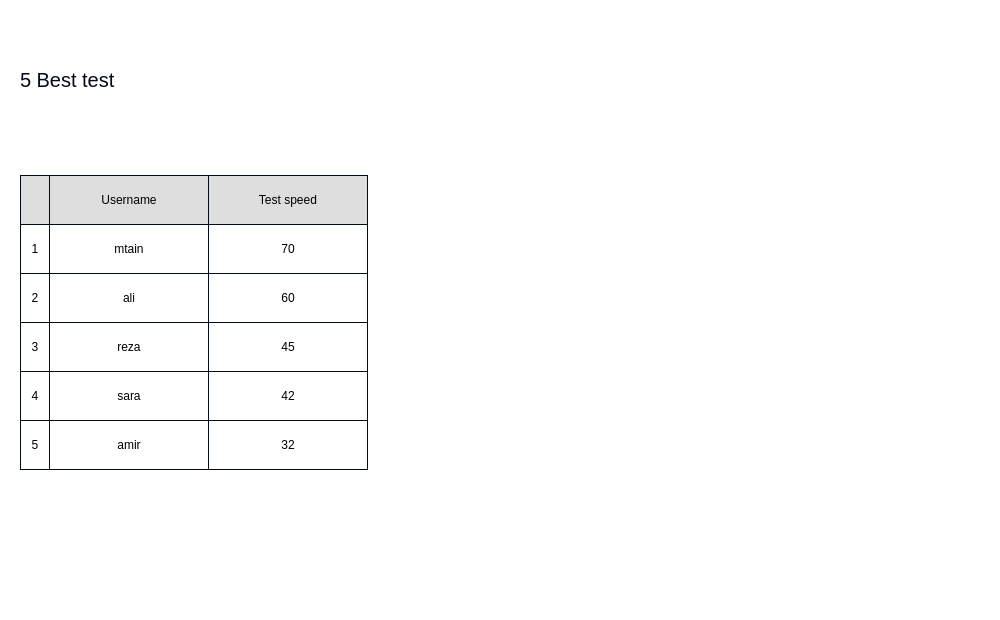
This is src/mainpage.ui in Matin-Ardestani/Type-online-app as Qt 5 draws it before an edit. The edited form follows.
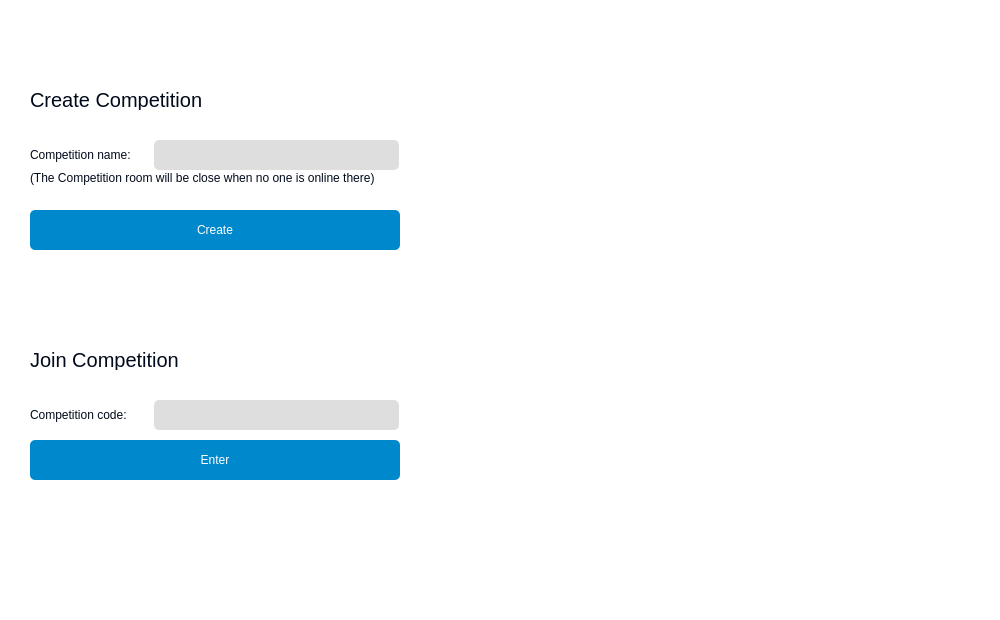
This is the edited form. Icons and pictures are not drawn.

The edit to the form file:
```diff
--- a/src/mainpage.ui
+++ b/src/mainpage.ui
@@ -137,7 +137,7 @@
      </rect>
     </property>
     <property name="currentIndex">
-     <number>2</number>
+     <number>3</number>
     </property>
     <widget class="QWidget" name="page_type">
      <widget class="QLabel" name="label_7">
@@ -1023,7 +1023,7 @@
         <string notr="true">colro: #010A1A; border:1px solid #010A1A; border-radius: 0px; background-color:#DEDEDE;</string>
        </property>
        <property name="text">
-        <string>Test speed</string>
+        <string>WPM</string>
        </property>
        <property name="alignment">
         <set>Qt::AlignCenter</set>
@@ -1450,6 +1450,238 @@
       </widget>
      </widget>
     </widget>
+    <widget class="QWidget" name="page_competitions">
+     <widget class="QLabel" name="ranking_title_2">
+      <property name="geometry">
+       <rect>
+        <x>20</x>
+        <y>70</y>
+        <width>501</width>
+        <height>20</height>
+       </rect>
+      </property>
+      <property name="font">
+       <font>
+        <family>Arial</family>
+        <pointsize>15</pointsize>
+        <weight>50</weight>
+        <bold>false</bold>
+       </font>
+      </property>
+      <property name="styleSheet">
+       <string notr="true">color: #010A1A;</string>
+      </property>
+      <property name="text">
+       <string>Create Competition</string>
+      </property>
+     </widget>
+     <widget class="QLabel" name="ranking_title_3">
+      <property name="geometry">
+       <rect>
+        <x>20</x>
+        <y>120</y>
+        <width>131</width>
+        <height>30</height>
+       </rect>
+      </property>
+      <property name="font">
+       <font>
+        <family>Arial</family>
+        <pointsize>9</pointsize>
+        <weight>50</weight>
+        <bold>false</bold>
+       </font>
+      </property>
+      <property name="styleSheet">
+       <string notr="true">color: #010A1A;</string>
+      </property>
+      <property name="text">
+       <string>Competition name:</string>
+      </property>
+     </widget>
+     <widget class="QLineEdit" name="username_en">
+      <property name="geometry">
+       <rect>
+        <x>144</x>
+        <y>120</y>
+        <width>245</width>
+        <height>30</height>
+       </rect>
+      </property>
+      <property name="font">
+       <font>
+        <family>Arial</family>
+        <pointsize>9</pointsize>
+       </font>
+      </property>
+      <property name="styleSheet">
+       <string notr="true">background-color: #DEDEDE; color: #010A1A;</string>
+      </property>
+     </widget>
+     <widget class="QLabel" name="ranking_title_4">
+      <property name="geometry">
+       <rect>
+        <x>20</x>
+        <y>150</y>
+        <width>501</width>
+        <height>16</height>
+       </rect>
+      </property>
+      <property name="font">
+       <font>
+        <family>Arial</family>
+        <pointsize>9</pointsize>
+        <weight>50</weight>
+        <bold>false</bold>
+       </font>
+      </property>
+      <property name="styleSheet">
+       <string notr="true">color: #010A1A;</string>
+      </property>
+      <property name="text">
+       <string>(The Competition room will be close when no one is online there)</string>
+      </property>
+     </widget>
+     <widget class="QPushButton" name="type_timer_4">
+      <property name="geometry">
+       <rect>
+        <x>20</x>
+        <y>190</y>
+        <width>370</width>
+        <height>40</height>
+       </rect>
+      </property>
+      <property name="font">
+       <font>
+        <family>Arial</family>
+        <pointsize>9</pointsize>
+       </font>
+      </property>
+      <property name="cursor">
+       <cursorShape>PointingHandCursor</cursorShape>
+      </property>
+      <property name="styleSheet">
+       <string notr="true">background-color: #0088CC; color: #FFFFFF;</string>
+      </property>
+      <property name="text">
+       <string>Create</string>
+      </property>
+     </widget>
+     <widget class="QLabel" name="ranking_title_5">
+      <property name="geometry">
+       <rect>
+        <x>20</x>
+        <y>330</y>
+        <width>421</width>
+        <height>20</height>
+       </rect>
+      </property>
+      <property name="font">
+       <font>
+        <family>Arial</family>
+        <pointsize>15</pointsize>
+        <weight>50</weight>
+        <bold>false</bold>
+       </font>
+      </property>
+      <property name="styleSheet">
+       <string notr="true">color: #010A1A;</string>
+      </property>
+      <property name="text">
+       <string>Join Competition</string>
+      </property>
+     </widget>
+     <widget class="QLabel" name="ranking_title_6">
+      <property name="geometry">
+       <rect>
+        <x>20</x>
+        <y>380</y>
+        <width>131</width>
+        <height>30</height>
+       </rect>
+      </property>
+      <property name="font">
+       <font>
+        <family>Arial</family>
+        <pointsize>9</pointsize>
+        <weight>50</weight>
+        <bold>false</bold>
+       </font>
+      </property>
+      <property name="styleSheet">
+       <string notr="true">color: #010A1A;</string>
+      </property>
+      <property name="text">
+       <string>Competition code:</string>
+      </property>
+     </widget>
+     <widget class="QLineEdit" name="username_en_2">
+      <property name="geometry">
+       <rect>
+        <x>144</x>
+        <y>380</y>
+        <width>245</width>
+        <height>30</height>
+       </rect>
+      </property>
+      <property name="font">
+       <font>
+        <family>Arial</family>
+        <pointsize>9</pointsize>
+       </font>
+      </property>
+      <property name="styleSheet">
+       <string notr="true">background-color: #DEDEDE; color: #010A1A;</string>
+      </property>
+      <property name="text">
+       <string/>
+      </property>
+     </widget>
+     <widget class="QPushButton" name="type_timer_5">
+      <property name="geometry">
+       <rect>
+        <x>20</x>
+        <y>420</y>
+        <width>370</width>
+        <height>40</height>
+       </rect>
+      </property>
+      <property name="font">
+       <font>
+        <family>Arial</family>
+        <pointsize>9</pointsize>
+       </font>
+      </property>
+      <property name="cursor">
+       <cursorShape>PointingHandCursor</cursorShape>
+      </property>
+      <property name="styleSheet">
+       <string notr="true">background-color: #0088CC; color: #FFFFFF;</string>
+      </property>
+      <property name="text">
+       <string>Enter</string>
+      </property>
+     </widget>
+     <widget class="QLabel" name="label_11">
+      <property name="geometry">
+       <rect>
+        <x>490</x>
+        <y>86</y>
+        <width>430</width>
+        <height>430</height>
+       </rect>
+      </property>
+      <property name="text">
+       <string/>
+      </property>
+      <property name="pixmap">
+       <pixmap>../img/competition.png</pixmap>
+      </property>
+      <property name="scaledContents">
+       <bool>true</bool>
+      </property>
+     </widget>
+    </widget>
    </widget>
    <zorder>pages</zorder>
    <zorder>btn_minimze</zorder>
```
Left out of the diff: 25 changed lines with no effect on the pictures.
